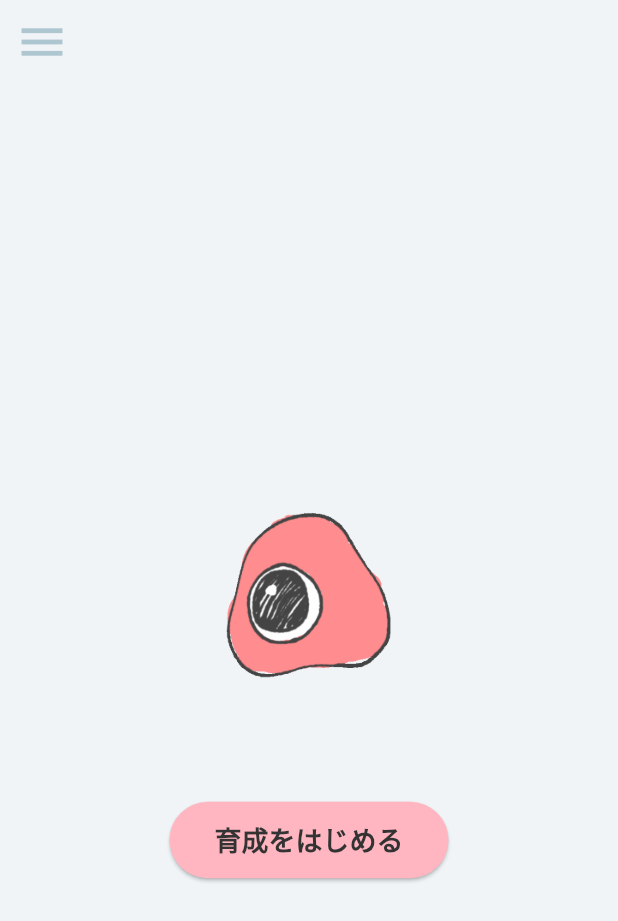
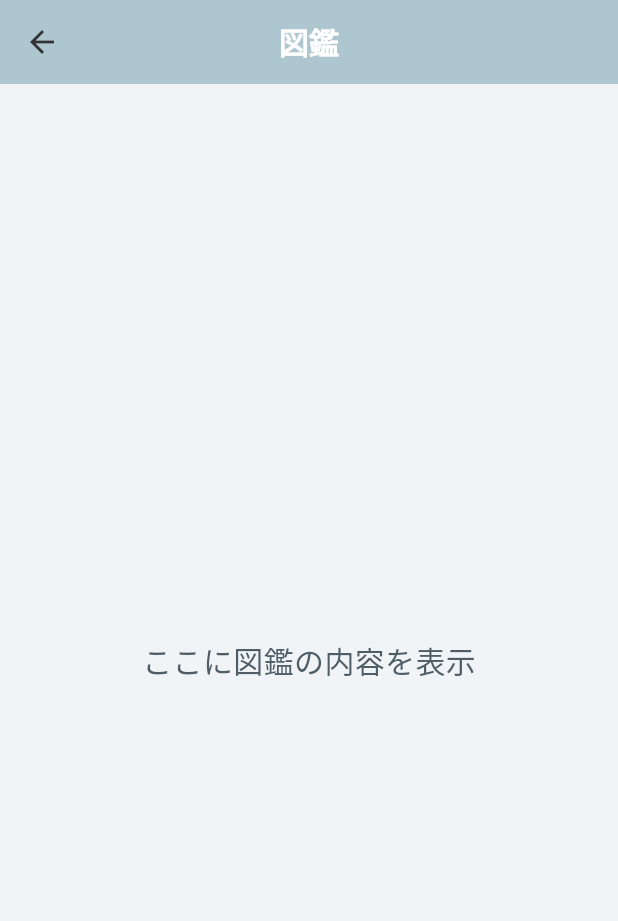
Before and after one commit to tmkazahana/Gakumon, a Flutter app: the HomeScreen screen opened directly, in the side drawer, after a tap on "図鑑", on a phone screen of 412 x 824 dp. Shown: the top 921 px of the screen. Run offline on Flutter 3.47's test engine with Material 3 defaults, Android fonts, the phone set to English and light mode, and no system bars; our stand-ins replace cloud_firestore, firebase_core, google_fonts; accounts and stored records are empty.

Commit message:
メニューの画面遷移作成

```diff
--- /dev/null
+++ b/lib/screens/book_screen.dart
@@ -0,0 +1,18 @@
+import 'package:flutter/material.dart';
+
+class BookScreen extends StatelessWidget {
+  const BookScreen({super.key});
+
+  @override
+  Widget build(BuildContext context) {
+    return Scaffold(
+      appBar: AppBar(title: const Text('図鑑')),
+      body: const Center(
+        child: Text(
+          'ここに図鑑の内容を表示',
+          style: TextStyle(fontSize: 20),
+        ),
+      ),
+    );
+  }
+}
--- a/lib/screens/home_screen.dart
+++ b/lib/screens/home_screen.dart
@@ -2,6 +2,9 @@
 
 import 'package:flutter/material.dart';
 import 'monster_screen.dart';
+import 'book_screen.dart';
+import 'stomach_screen.dart';
+import 'settings_screen.dart';
 
 class HomeScreen extends StatelessWidget {
   const HomeScreen({super.key});
@@ -9,7 +12,6 @@ class HomeScreen extends StatelessWidget {
   @override
   Widget build(BuildContext context) {
     return Scaffold(
-
       drawer: Drawer(
         child: ListView(
           padding: EdgeInsets.zero,
@@ -28,7 +30,10 @@ class HomeScreen extends StatelessWidget {
               title: const Text('図鑑'),
               onTap: () {
                 Navigator.pop(context); // ドロワーを閉じる
-                // TODO: 図鑑ページへ遷移
+                Navigator.push(
+                  context,
+                  MaterialPageRoute(builder: (context) => const BookScreen()),
+                );
               },
             ),
             ListTile(
@@ -36,7 +41,10 @@ class HomeScreen extends StatelessWidget {
               title: const Text('胃'),
               onTap: () {
                 Navigator.pop(context);
-                // TODO: 胃ページへ遷移
+                Navigator.push(
+                  context,
+                  MaterialPageRoute(builder: (context) => const StomachScreen()),
+                );
               },
             ),
             ListTile(
@@ -44,30 +52,35 @@ class HomeScreen extends StatelessWidget {
               title: const Text('設定'),
               onTap: () {
                 Navigator.pop(context);
-                // TODO: 設定ページへ遷移
+                Navigator.push(
+                  context,
+                  MaterialPageRoute(builder: (context) => const SettingsScreen()),
+                );
               },
             ),
           ],
         ),
       ),
-      // --- AppBar ---
       appBar: AppBar(
         backgroundColor: Colors.transparent,
         elevation: 0,
-
         iconTheme: IconThemeData(
           size: 36,
           color: Theme.of(context).colorScheme.primary,
         ),
       ),
-      // --- Body ---
       body: Center(
         child: Column(
           mainAxisAlignment: MainAxisAlignment.center,
           children: [
             Image.asset(
               'assets/images/logo1.gif',
-              width: 200,
+              width: 150,
+            ),
+            const SizedBox(height: 20),
+            const Text(
+              'メニュー',
+              style: TextStyle(fontSize: 24, fontWeight: FontWeight.bold),
             ),
             const SizedBox(height: 40),
             ElevatedButton(
```
Also changed, not shown: lib/screens/settings_screen.dart (added, +18 -0 lines), lib/screens/stomach_screen.dart (added, +18 -0 lines).
